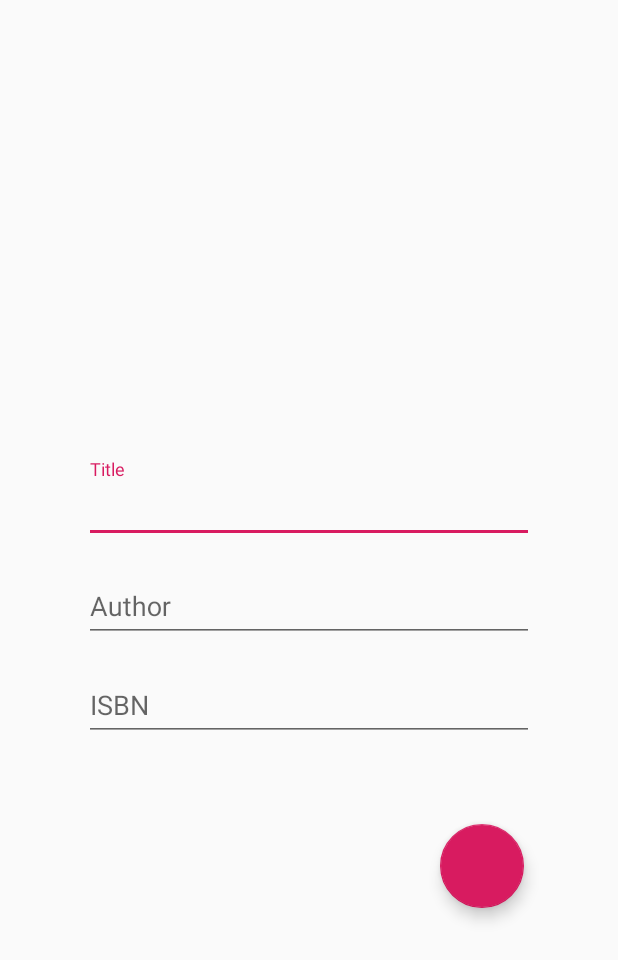
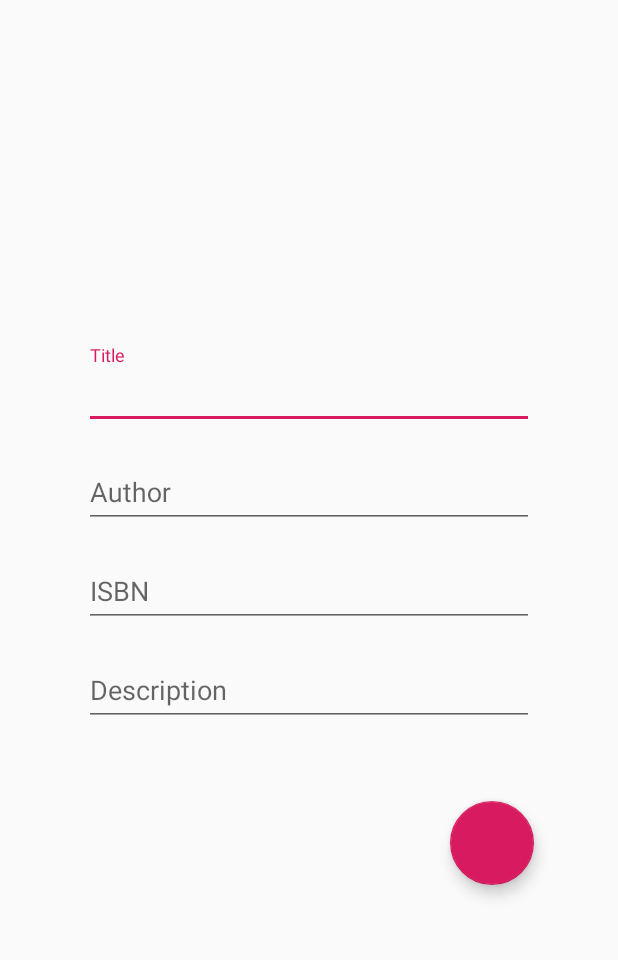
Before and after one commit to cmput301w19t12/BookBuddies, an Android app: the layout fragment_new_book.xml on its own in the app's theme, with its tools: preview values and no code run, on a phone screen of 412 x 824 dp. Shown: the top 960 px of the screen. Run offline under Robolectric (Android 15) with nearby library versions, the phone set to English and light mode, and no system bars.

Commit message:
Made new book fragment

```diff
--- a/app/src/main/AndroidManifest.xml
+++ b/app/src/main/AndroidManifest.xml
@@ -4,6 +4,7 @@
 
     <application
         android:allowBackup="true"
+        android:name=".BookBuddies"
         android:icon="@mipmap/ic_launcher"
         android:label="@string/app_name"
         android:roundIcon="@mipmap/ic_launcher_round"
--- a/app/src/main/res/layout/fragment_new_book.xml
+++ b/app/src/main/res/layout/fragment_new_book.xml
@@ -7,17 +7,16 @@
     android:layout_height="match_parent"
     tools:context=".NewBookFragment">
 
+    <android.support.v4.widget.NestedScrollView
+        android:layout_width="match_parent"
+        android:layout_height="match_parent"
+        app:layout_behavior="android.support.design.widget.AppBarLayout$ScrollingViewBehavior">
+
         <RelativeLayout
             android:id="@+id/relativeLayout"
             android:layout_width="match_parent"
-        android:layout_height="match_parent"
-        android:paddingLeft="@dimen/activity_horizontal_margin"
-        android:paddingTop="@dimen/activity_vertical_margin"
-        android:paddingRight="@dimen/activity_horizontal_margin"
-        android:paddingBottom="@dimen/activity_vertical_margin"
-        tools:context=".NewBookFragment"
-        tools:layout_editor_absoluteX="304dp"
-        tools:layout_editor_absoluteY="565dp">
+            android:layout_height="wrap_content"
+            tools:context=".NewBookFragment">
 
 
             <ImageView
@@ -26,7 +25,7 @@
                 android:layout_height="200dp"
                 android:layout_alignParentTop="true"
                 android:layout_centerHorizontal="true"
-            android:layout_marginTop="30dp" />
+                android:layout_marginTop="20dp" />
 
             <android.support.design.widget.TextInputLayout
                 android:id="@+id/titleLayout"
@@ -34,7 +33,7 @@
                 android:layout_height="wrap_content"
                 android:layout_below="@+id/bookImage"
                 android:layout_centerHorizontal="true"
-            android:layout_marginTop="60dp">
+                android:layout_marginTop="10dp">
 
                 <EditText
                     android:id="@+id/titleEdit"
@@ -73,25 +72,36 @@
                     android:hint="@string/ISBNHint" />
             </android.support.design.widget.TextInputLayout>
 
+            <android.support.design.widget.TextInputLayout
+                android:id="@+id/DesLayout"
+                android:layout_width="300dp"
+                android:layout_height="wrap_content"
+                android:layout_below="@+id/ISBNLayout"
+                android:layout_centerHorizontal="true"
+                android:layout_marginTop="10dp">
+
+                <EditText
+                    android:id="@+id/DesEdit"
+                    android:layout_width="300dp"
+                    android:layout_height="wrap_content"
+                    android:hint="@string/descriptionHint" />
+            </android.support.design.widget.TextInputLayout>
+
+            <android.support.design.widget.FloatingActionButton
+                android:id="@+id/addButton"
+                android:layout_width="wrap_content"
+                android:layout_height="wrap_content"
+                android:layout_below="@+id/DesLayout"
+                android:layout_marginLeft="300dp"
+                android:layout_marginBottom="65dp"
+                android:layout_marginTop="50dp"
+                android:clickable="true"
+                app:layout_constraintEnd_toEndOf="parent"
+                app:layout_constraintHorizontal_bias="0.849"
+                app:layout_constraintTop_toTopOf="parent"
+                app:layout_constraintVertical_bias="0.503" />
+
 
         </RelativeLayout>
-
-    <android.support.design.widget.FloatingActionButton
-        android:id="@+id/floatingActionButton2"
-        android:layout_width="wrap_content"
-        android:layout_height="wrap_content"
-        android:layout_marginStart="56dp"
-        android:layout_marginLeft="56dp"
-        android:layout_marginTop="600dp"
-        android:layout_marginEnd="200dp"
-        android:layout_marginRight="200dp"
-        android:layout_marginBottom="65dp"
-        android:clickable="true"
-        app:layout_constraintBottom_toTopOf="@+id/relativeLayout"
-        app:layout_constraintEnd_toEndOf="parent"
-        app:layout_constraintHorizontal_bias="0.56"
-        app:layout_constraintStart_toEndOf="@+id/relativeLayout"
-        app:layout_constraintTop_toTopOf="parent"
-        app:layout_constraintVertical_bias="0.06999999"
-        />
+    </android.support.v4.widget.NestedScrollView>
 </android.support.constraint.ConstraintLayout>
--- a/app/src/main/res/values/strings.xml
+++ b/app/src/main/res/values/strings.xml
@@ -24,5 +24,6 @@
     <string name="authorHint">Author</string>
     <string name="ISBNHint">ISBN</string>
     <string name="SignInTitle">Sign in to your account</string>
+    <string name="descriptionHint">Description</string>
 
 </resources>
```
Also changed, not shown: app/src/main/java/com/cmput301w19t12/bookbuddies/BookBuddies.java (added, +79 -0 lines), app/src/main/java/com/cmput301w19t12/bookbuddies/BookDetails.java (+12 -0 lines), app/src/main/java/com/cmput301w19t12/bookbuddies/MainActivity.java (+11 -3 lines), app/src/main/java/com/cmput301w19t12/bookbuddies/NewBookFragment.java (+52 -16 lines). Lines whose indentation alone changed are shown as unchanged.
